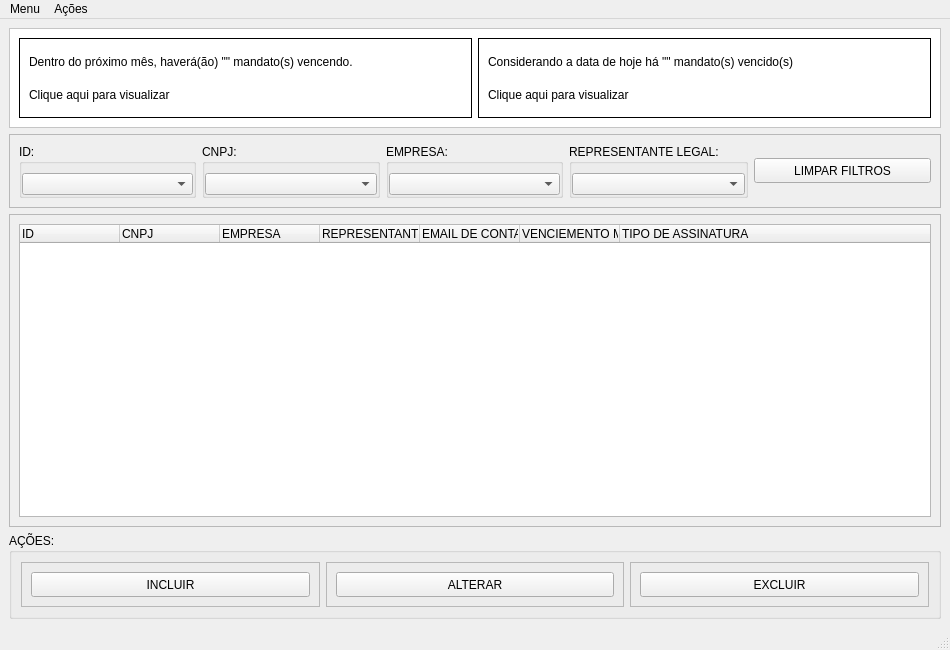
First picture: the form in cofre.ui, repository GmacieiraFibra/python_fibra_cadastro_cofres, before the edit.
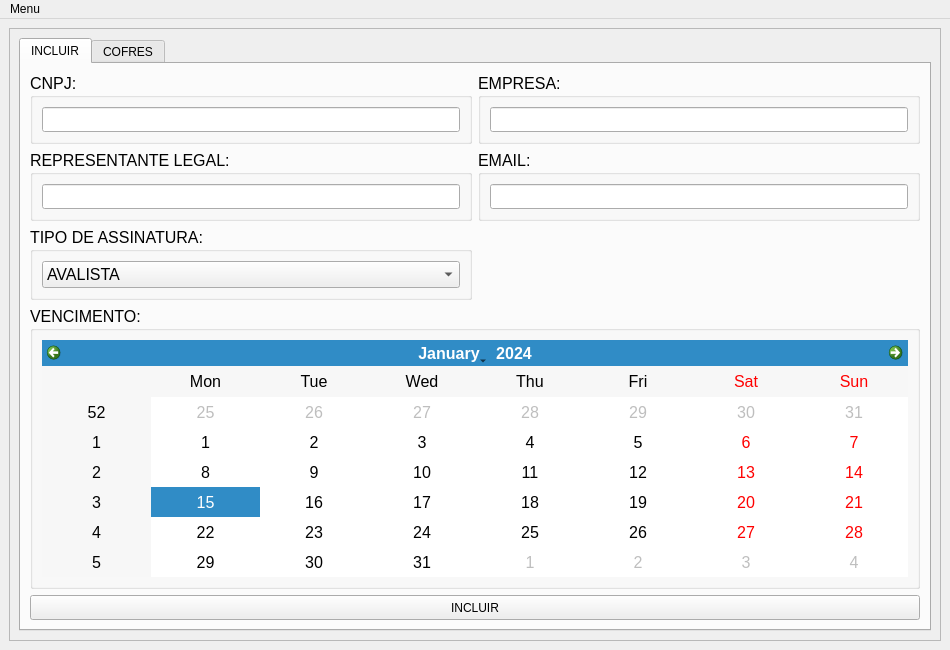
Second picture: the form after the edit. The open tabs and pages were chosen to show the change. Icons and pictures are not drawn.

```diff
--- a/cofre.ui
+++ b/cofre.ui
@@ -26,205 +26,229 @@
   <widget class="QWidget" name="centralwidget">
    <layout class="QVBoxLayout" name="verticalLayout">
     <item>
-     <widget class="QFrame" name="frame_header">
-      <property name="minimumSize">
-       <size>
-        <width>0</width>
-        <height>100</height>
-       </size>
-      </property>
-      <property name="styleSheet">
-       <string notr="true">background-color: rgb(255, 255, 255);</string>
-      </property>
+     <widget class="QFrame" name="frame_table">
       <property name="frameShape">
        <enum>QFrame::StyledPanel</enum>
       </property>
       <property name="frameShadow">
        <enum>QFrame::Raised</enum>
       </property>
-      <layout class="QHBoxLayout" name="horizontalLayout_2">
+      <layout class="QHBoxLayout" name="horizontalLayout">
        <item>
-        <widget class="QFrame" name="frame_avencer">
-         <property name="styleSheet">
-          <string notr="true"/>
+        <widget class="QTabWidget" name="tabWidget">
+         <property name="currentIndex">
+          <number>1</number>
          </property>
-         <property name="frameShape">
-          <enum>QFrame::Box</enum>
-         </property>
-         <property name="frameShadow">
-          <enum>QFrame::Plain</enum>
-         </property>
-         <layout class="QVBoxLayout" name="verticalLayout_2">
-          <item>
-           <widget class="QLabel" name="label">
-            <property name="text">
-             <string>Dentro do próximo mês, haverá(ão) &quot;&quot; mandato(s) vencendo.</string>
-            </property>
-           </widget>
-          </item>
-          <item>
-           <widget class="QLabel" name="label_3">
-            <property name="text">
-             <string>Clique aqui para visualizar</string>
-            </property>
-           </widget>
-          </item>
-         </layout>
-        </widget>
-       </item>
-       <item>
-        <widget class="QFrame" name="frame_vencidos">
-         <property name="frameShape">
-          <enum>QFrame::Box</enum>
-         </property>
-         <property name="frameShadow">
-          <enum>QFrame::Plain</enum>
-         </property>
-         <layout class="QVBoxLayout" name="verticalLayout_3">
-          <item>
-           <widget class="QLabel" name="label_2">
-            <property name="text">
-             <string>Considerando a data de hoje há &quot;&quot; mandato(s) vencido(s)</string>
-            </property>
-           </widget>
-          </item>
-          <item>
-           <widget class="QLabel" name="label_4">
-            <property name="text">
-             <string>Clique aqui para visualizar</string>
-            </property>
-           </widget>
-          </item>
-         </layout>
-        </widget>
-       </item>
-      </layout>
-     </widget>
-    </item>
-    <item>
-     <widget class="QFrame" name="frame_filter">
-      <property name="frameShape">
-       <enum>QFrame::StyledPanel</enum>
-      </property>
-      <property name="frameShadow">
-       <enum>QFrame::Raised</enum>
-      </property>
-      <layout class="QHBoxLayout" name="horizontalLayout_8">
-       <item>
-        <widget class="QGroupBox" name="groupBox_id">
+         <widget class="QWidget" name="tab">
+          <attribute name="title">
+           <string>INCLUIR</string>
+          </attribute>
+          <layout class="QGridLayout" name="gridLayout">
+           <item row="0" column="0">
+            <widget class="QGroupBox" name="gPBox_cnpj">
          <property name="font">
           <font>
-           <kerning>true</kerning>
-          </font>
-         </property>
-         <property name="title">
-          <string>ID:</string>
-         </property>
-         <property name="flat">
-          <bool>false</bool>
-         </property>
-         <property name="checkable">
-          <bool>false</bool>
-         </property>
-         <layout class="QHBoxLayout" name="horizontalLayout_3">
-          <property name="leftMargin">
-           <number>0</number>
-          </property>
-          <property name="rightMargin">
-           <number>0</number>
-          </property>
-          <property name="bottomMargin">
-           <number>0</number>
-          </property>
-          <item>
-           <widget class="QComboBox" name="comboBox_id"/>
-          </item>
-         </layout>
-        </widget>
-       </item>
-       <item>
-        <widget class="QGroupBox" name="groupBox_cnpj">
+               <pointsize>12</pointsize>
+              </font>
+             </property>
          <property name="title">
           <string>CNPJ:</string>
          </property>
-         <property name="flat">
-          <bool>false</bool>
-         </property>
-         <property name="checkable">
-          <bool>false</bool>
-         </property>
-         <layout class="QHBoxLayout" name="horizontalLayout_4">
-          <property name="leftMargin">
-           <number>0</number>
-          </property>
-          <property name="rightMargin">
-           <number>0</number>
-          </property>
-          <property name="bottomMargin">
-           <number>0</number>
-          </property>
+             <layout class="QVBoxLayout" name="verticalLayout_5">
           <item>
-           <widget class="QComboBox" name="comboBox_cnpj"/>
+               <widget class="QLineEdit" name="lnEdit_cnpj">
+                <property name="sizePolicy">
+                 <sizepolicy hsizetype="Minimum" vsizetype="Fixed">
+                  <horstretch>0</horstretch>
+                  <verstretch>0</verstretch>
+                 </sizepolicy>
+                </property>
+                <property name="maximumSize">
+                 <size>
+                  <width>16777215</width>
+                  <height>25</height>
+                 </size>
+                </property>
+               </widget>
           </item>
          </layout>
         </widget>
        </item>
-       <item>
-        <widget class="QGroupBox" name="groupBox_emp">
+           <item row="0" column="1">
+            <widget class="QGroupBox" name="gPBox_emp">
+             <property name="font">
+              <font>
+               <pointsize>12</pointsize>
+              </font>
+             </property>
          <property name="title">
           <string>EMPRESA:</string>
          </property>
-         <property name="flat">
-          <bool>false</bool>
-         </property>
-         <property name="checkable">
-          <bool>false</bool>
-         </property>
-         <layout class="QHBoxLayout" name="horizontalLayout_5">
-          <property name="leftMargin">
-           <number>0</number>
-          </property>
-          <property name="rightMargin">
-           <number>0</number>
-          </property>
-          <property name="bottomMargin">
-           <number>0</number>
-          </property>
+             <layout class="QVBoxLayout" name="verticalLayout_6">
           <item>
-           <widget class="QComboBox" name="comboBox_emp"/>
+               <widget class="QLineEdit" name="lnEdit_emp">
+                <property name="sizePolicy">
+                 <sizepolicy hsizetype="Minimum" vsizetype="Fixed">
+                  <horstretch>0</horstretch>
+                  <verstretch>0</verstretch>
+                 </sizepolicy>
+                </property>
+                <property name="maximumSize">
+                 <size>
+                  <width>16777215</width>
+                  <height>25</height>
+                 </size>
+                </property>
+               </widget>
           </item>
          </layout>
         </widget>
        </item>
-       <item>
-        <widget class="QGroupBox" name="groupBox_repLeg">
+           <item row="1" column="0">
+            <widget class="QGroupBox" name="gPBox_repLeg">
+             <property name="font">
+              <font>
+               <pointsize>12</pointsize>
+              </font>
+             </property>
          <property name="title">
           <string>REPRESENTANTE LEGAL:</string>
          </property>
-         <property name="flat">
-          <bool>false</bool>
-         </property>
-         <property name="checkable">
-          <bool>false</bool>
-         </property>
-         <layout class="QHBoxLayout" name="horizontalLayout_6">
-          <property name="leftMargin">
-           <number>0</number>
-          </property>
-          <property name="rightMargin">
-           <number>0</number>
-          </property>
-          <property name="bottomMargin">
-           <number>0</number>
-          </property>
+             <layout class="QVBoxLayout" name="verticalLayout_9">
+              <item>
+               <widget class="QLineEdit" name="lnEdit_repLeg">
+                <property name="sizePolicy">
+                 <sizepolicy hsizetype="Minimum" vsizetype="Fixed">
+                  <horstretch>0</horstretch>
+                  <verstretch>0</verstretch>
+                 </sizepolicy>
+                </property>
+                <property name="maximumSize">
+                 <size>
+                  <width>16777215</width>
+                  <height>25</height>
+                 </size>
+                </property>
+               </widget>
+              </item>
+             </layout>
+            </widget>
+           </item>
+           <item row="1" column="1">
+            <widget class="QGroupBox" name="gPBox_email">
+             <property name="font">
+              <font>
+               <pointsize>12</pointsize>
+              </font>
+             </property>
+             <property name="title">
+              <string>EMAIL:</string>
+             </property>
+             <layout class="QVBoxLayout" name="verticalLayout_10">
+              <item>
+               <widget class="QLineEdit" name="lnEdit_email">
+                <property name="sizePolicy">
+                 <sizepolicy hsizetype="Minimum" vsizetype="Fixed">
+                  <horstretch>0</horstretch>
+                  <verstretch>0</verstretch>
+                 </sizepolicy>
+                </property>
+                <property name="maximumSize">
+                 <size>
+                  <width>16777215</width>
+                  <height>25</height>
+                 </size>
+                </property>
+               </widget>
+              </item>
+             </layout>
+            </widget>
+           </item>
+           <item row="2" column="0">
+            <widget class="QGroupBox" name="groupBox_6">
+             <property name="font">
+              <font>
+               <pointsize>12</pointsize>
+              </font>
+             </property>
+             <property name="title">
+              <string>TIPO DE ASSINATURA:</string>
+             </property>
+             <layout class="QVBoxLayout" name="verticalLayout_8">
           <item>
-           <widget class="QComboBox" name="comboBox_repLeg"/>
-          </item>
+               <widget class="QComboBox" name="cBox_tpAss">
+                <property name="sizePolicy">
+                 <sizepolicy hsizetype="Minimum" vsizetype="Fixed">
+                  <horstretch>0</horstretch>
+                  <verstretch>0</verstretch>
+                 </sizepolicy>
+                </property>
+                <property name="maximumSize">
+                 <size>
+                  <width>16777215</width>
+                  <height>30</height>
+                 </size>
+                </property>
+                <property name="currentText">
+                 <string>AVALISTA</string>
+                </property>
+                <item>
+                 <property name="text">
+                  <string>AVALISTA</string>
+                 </property>
+                </item>
+                <item>
+                 <property name="text">
+                  <string>FIADOR</string>
+                 </property>
+                </item>
+                <item>
+                 <property name="text">
+                  <string>FIEL DEPOSITÁRIO</string>
+                 </property>
+                </item>
+                <item>
+                 <property name="text">
+                  <string>PARTE</string>
+                 </property>
+                </item>
+               </widget>
+              </item>
          </layout>
         </widget>
        </item>
+           <item row="3" column="0" colspan="2">
+            <widget class="QGroupBox" name="gPBox_venc">
+             <property name="minimumSize">
+              <size>
+               <width>0</width>
+               <height>0</height>
+              </size>
+             </property>
+             <property name="font">
+              <font>
+               <pointsize>12</pointsize>
+              </font>
+             </property>
+             <property name="title">
+              <string>VENCIMENTO:</string>
+             </property>
+             <layout class="QVBoxLayout" name="verticalLayout_7">
        <item>
-        <widget class="QPushButton" name="pushButton">
+               <widget class="QCalendarWidget" name="calendarWidget">
+                <property name="sizePolicy">
+                 <sizepolicy hsizetype="Minimum" vsizetype="Preferred">
+                  <horstretch>0</horstretch>
+                  <verstretch>0</verstretch>
+                 </sizepolicy>
+                </property>
+               </widget>
+              </item>
+             </layout>
+            </widget>
+           </item>
+           <item row="4" column="0" colspan="2">
+            <widget class="QPushButton" name="pushButton_incluir">
          <property name="minimumSize">
           <size>
            <width>0</width>
@@ -232,24 +256,25 @@
           </size>
          </property>
          <property name="text">
-          <string>LIMPAR FILTROS</string>
+              <string>INCLUIR</string>
          </property>
         </widget>
        </item>
       </layout>
      </widget>
-    </item>
+         <widget class="QWidget" name="tab_2">
+          <attribute name="title">
+           <string>COFRES</string>
+          </attribute>
+          <layout class="QHBoxLayout" name="horizontalLayout_3">
     <item>
-     <widget class="QFrame" name="frame_table">
-      <property name="frameShape">
-       <enum>QFrame::StyledPanel</enum>
-      </property>
-      <property name="frameShadow">
-       <enum>QFrame::Raised</enum>
-      </property>
-      <layout class="QHBoxLayout" name="horizontalLayout">
-       <item>
-        <widget class="QTreeWidget" name="treeWidget">
+            <widget class="QTableWidget" name="tableWidget">
+             <property name="autoFillBackground">
+              <bool>false</bool>
+             </property>
+             <attribute name="verticalHeaderVisible">
+              <bool>false</bool>
+             </attribute>
          <column>
           <property name="text">
            <string>ID</string>
@@ -277,7 +302,7 @@
          </column>
          <column>
           <property name="text">
-           <string>VENCIEMENTO MANDATO</string>
+               <string>VENCIMENTO MANDATO</string>
           </property>
          </column>
          <column>
@@ -287,49 +312,18 @@
          </column>
         </widget>
        </item>
-      </layout>
-     </widget>
-    </item>
     <item>
      <widget class="QGroupBox" name="groupBox_acoes">
+             <property name="minimumSize">
+              <size>
+               <width>100</width>
+               <height>0</height>
+              </size>
+             </property>
       <property name="title">
        <string>AÇÕES:</string>
       </property>
-      <layout class="QHBoxLayout" name="horizontalLayout_7">
-       <item>
-        <widget class="QFrame" name="frame_incluir">
-         <property name="frameShape">
-          <enum>QFrame::StyledPanel</enum>
-         </property>
-         <property name="frameShadow">
-          <enum>QFrame::Raised</enum>
-         </property>
-         <layout class="QHBoxLayout" name="horizontalLayout_9">
-          <item>
-           <widget class="QPushButton" name="pushButton_incluir">
-            <property name="minimumSize">
-             <size>
-              <width>0</width>
-              <height>25</height>
-             </size>
-            </property>
-            <property name="text">
-             <string>INCLUIR</string>
-            </property>
-           </widget>
-          </item>
-         </layout>
-        </widget>
-       </item>
-       <item>
-        <widget class="QFrame" name="frame_alterar">
-         <property name="frameShape">
-          <enum>QFrame::StyledPanel</enum>
-         </property>
-         <property name="frameShadow">
-          <enum>QFrame::Raised</enum>
-         </property>
-         <layout class="QHBoxLayout" name="horizontalLayout_11">
+             <layout class="QVBoxLayout" name="verticalLayout_4">
           <item>
            <widget class="QPushButton" name="pushButton_alterar">
             <property name="minimumSize">
@@ -343,18 +337,6 @@
             </property>
            </widget>
           </item>
-         </layout>
-        </widget>
-       </item>
-       <item>
-        <widget class="QFrame" name="frame_excluir">
-         <property name="frameShape">
-          <enum>QFrame::StyledPanel</enum>
-         </property>
-         <property name="frameShadow">
-          <enum>QFrame::Raised</enum>
-         </property>
-         <layout class="QHBoxLayout" name="horizontalLayout_10">
           <item>
            <widget class="QPushButton" name="pushButton_excluir">
             <property name="minimumSize">
@@ -368,7 +350,37 @@
             </property>
            </widget>
           </item>
-         </layout>
+              <item>
+               <spacer name="verticalSpacer">
+                <property name="orientation">
+                 <enum>Qt::Vertical</enum>
+                </property>
+                <property name="sizeHint" stdset="0">
+                 <size>
+                  <width>20</width>
+                  <height>40</height>
+                 </size>
+                </property>
+               </spacer>
+              </item>
+              <item>
+               <widget class="QPushButton" name="pushButton_excel">
+                <property name="minimumSize">
+                 <size>
+                  <width>0</width>
+                  <height>25</height>
+                 </size>
+                </property>
+                <property name="text">
+                 <string>EXCEL</string>
+                </property>
+               </widget>
+              </item>
+             </layout>
+            </widget>
+           </item>
+          </layout>
+         </widget>
         </widget>
        </item>
       </layout>
@@ -396,18 +408,8 @@
     <addaction name="separator"/>
     <addaction name="actionFechar"/>
    </widget>
-   <widget class="QMenu" name="menuA_es">
-    <property name="title">
-     <string>Ações</string>
-    </property>
-    <addaction name="actionIncluir"/>
-    <addaction name="actionAlterar"/>
-    <addaction name="actionExcluir"/>
-   </widget>
    <addaction name="menuMenu"/>
-   <addaction name="menuA_es"/>
   </widget>
-  <widget class="QStatusBar" name="statusbar"/>
   <action name="actionVencendo_em_30_dias">
    <property name="text">
     <string>Vencendo em 30 dias</string>
```
Lines whose indentation alone changed are shown as unchanged.
